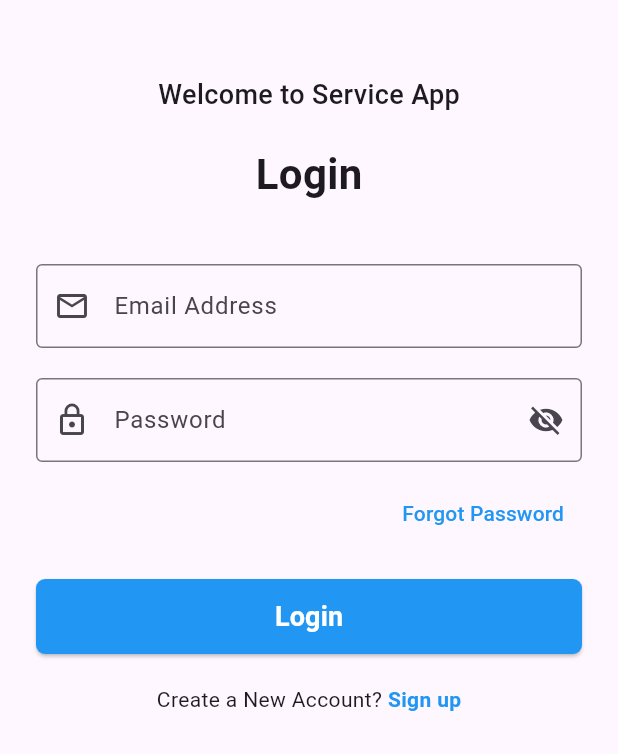
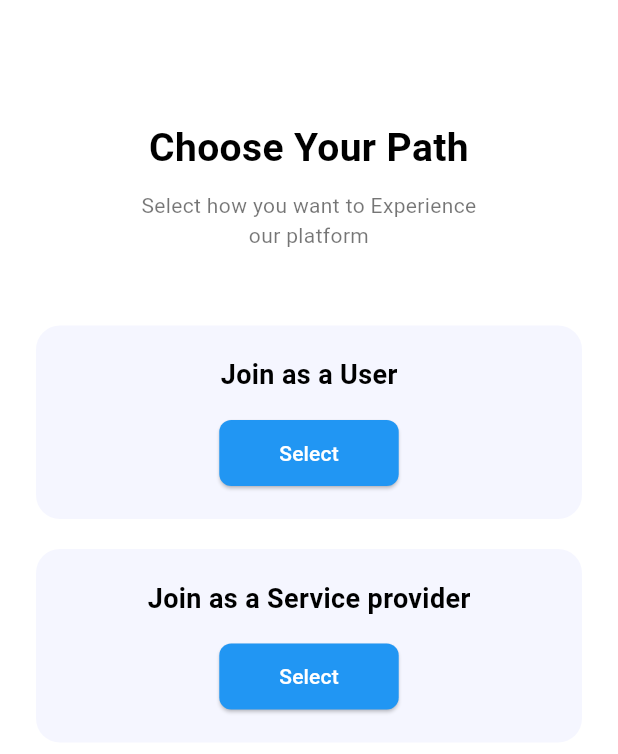
Before and after one commit to Anant-ABP/Home-Service-App, a Flutter app: the screen it shows after launch, on a phone screen of 412 x 824 dp. Shown: the top 754 px of the screen. Run offline on Flutter 3.47's test engine with Material 3 defaults, Android fonts, the phone set to English and light mode, and no system bars; our stand-ins replace image_picker, shared_preferences.

Commit message:
some file changed

```diff
--- a/lib/main.dart
+++ b/lib/main.dart
@@ -1,4 +1,5 @@
 import 'package:flutter/material.dart';
+import 'package:home_service_app/service_provider/login%20&%20sign%20up/choice_page.dart';
 import 'package:home_service_app/service_provider/login%20&%20sign%20up/loginpage.dart';
 
 void main() {
@@ -12,9 +13,13 @@ class MyApp extends StatelessWidget {
   Widget build(BuildContext context) {
     return MaterialApp(
       debugShowCheckedModeBanner: false,
-      title: 'Home Service App',
-      theme: ThemeData(primarySwatch: Colors.blue),
-      home: const LoginPage(),
+      title: 'Flutter Auth Demo',
+      theme: ThemeData(
+        colorScheme: ColorScheme.fromSeed(seedColor: Colors.blue),
+        useMaterial3: true,
+      ),
+      home: const ChoicePage(),
+      routes: {'/login': (context) => const LoginPage()},
     );
   }
 }
--- /dev/null
+++ b/lib/service_provider/login & sign up/choice_page.dart
@@ -0,0 +1,137 @@
+import 'package:flutter/material.dart';
+
+class ChoicePage extends StatelessWidget {
+  const ChoicePage({super.key});
+
+  @override
+  Widget build(BuildContext context) {
+    return Scaffold(
+      backgroundColor: Colors.white,
+      body: SafeArea(
+        child: SingleChildScrollView(
+          // ✅ makes it scrollable if small screen
+          child: Center(
+            child: Padding(
+              padding: const EdgeInsets.symmetric(horizontal: 24, vertical: 40),
+              child: Column(
+                crossAxisAlignment: CrossAxisAlignment.center,
+                children: [
+                  const SizedBox(height: 40),
+
+                  // Title
+                  const Text(
+                    "Choose Your Path",
+                    style: TextStyle(
+                      fontSize: 26,
+                      fontWeight: FontWeight.bold,
+                      color: Colors.black,
+                    ),
+                    textAlign: TextAlign.center,
+                  ),
+                  const SizedBox(height: 10),
+
+                  // Subtitle
+                  const Text(
+                    "Select how you want to Experience\nour platform",
+                    style: TextStyle(fontSize: 14, color: Colors.black54),
+                    textAlign: TextAlign.center,
+                  ),
+
+                  const SizedBox(height: 50),
+
+                  // First Choice (User)
+                  Container(
+                    width: double.infinity,
+                    padding: const EdgeInsets.all(20),
+                    decoration: BoxDecoration(
+                      color: const Color(0xFFF5F6FF), // light bluish background
+                      borderRadius: BorderRadius.circular(16),
+                    ),
+                    child: Column(
+                      children: [
+                        const Text(
+                          "Join as a User",
+                          style: TextStyle(
+                            fontSize: 18,
+                            fontWeight: FontWeight.w600,
+                            color: Colors.black,
+                          ),
+                        ),
+                        const SizedBox(height: 15),
+                        ElevatedButton(
+                          style: ElevatedButton.styleFrom(
+                            backgroundColor: Colors.blue,
+                            shape: RoundedRectangleBorder(
+                              borderRadius: BorderRadius.circular(8),
+                            ),
+                            padding: const EdgeInsets.symmetric(
+                              horizontal: 40,
+                              vertical: 12,
+                            ),
+                          ),
+                          onPressed: () {
+                            Navigator.pushNamed(context, '/login');
+                          },
+                          child: const Text(
+                            "Select",
+                            style: TextStyle(color: Colors.white),
+                          ),
+                        ),
+                      ],
+                    ),
+                  ),
+
+                  const SizedBox(height: 20),
+
+                  // Second Choice (Service provider)
+                  Container(
+                    width: double.infinity,
+                    padding: const EdgeInsets.all(20),
+                    decoration: BoxDecoration(
+                      color: const Color(0xFFF5F6FF),
+                      borderRadius: BorderRadius.circular(16),
+                    ),
+                    child: Column(
+                      children: [
+                        const Text(
+                          "Join as a Service provider",
+                          style: TextStyle(
+                            fontSize: 18,
+                            fontWeight: FontWeight.w600,
+                            color: Colors.black,
+                          ),
+                        ),
+                        const SizedBox(height: 15),
+                        ElevatedButton(
+                          style: ElevatedButton.styleFrom(
+                            backgroundColor: Colors.blue,
+                            shape: RoundedRectangleBorder(
+                              borderRadius: BorderRadius.circular(8),
+                            ),
+                            padding: const EdgeInsets.symmetric(
+                              horizontal: 40,
+                              vertical: 12,
+                            ),
+                          ),
+                          onPressed: () {
+                            Navigator.pushNamed(context, '/login');
+                          },
+                          child: const Text(
+                            "Select",
+                            style: TextStyle(color: Colors.white),
+                          ),
+                        ),
+                      ],
+                    ),
+                  ),
+
+                  const SizedBox(height: 30),
+                ],
+              ),
+            ),
+          ),
+        ),
+      ),
+    );
+  }
+}
```
Also changed, not shown: lib/service_provider/History/history.dart (+8 -12 lines), lib/service_provider/home_page/home.dart (+41 -11 lines), lib/service_provider/profile_page/profile_page.dart (+3 -4 lines), 1 other file.
